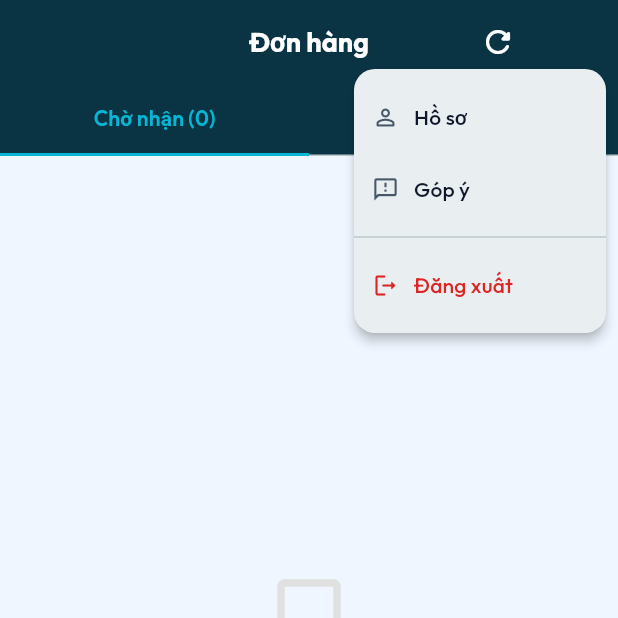
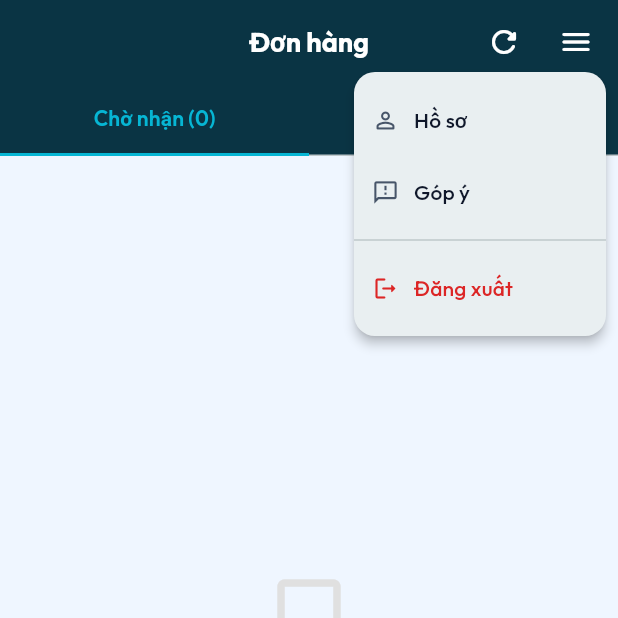
Before and after one commit to ikalabcas-netizen/adc-delivery-system, a Flutter app: the OrdersScreen screen opened by its route, after a tap on the "menu" icon, on a phone screen of 412 x 824 dp, the top half of it. Run offline on Flutter 3.47's test engine with Material 3 defaults, Android fonts, the phone set to English and light mode, and no system bars; our stand-ins replace flutter_riverpod, go_router, google_fonts, google_sign_in, image_picker, supabase_flutter; accounts and stored records are empty.

Commit message:
fix: hamburger menu icon was invisible (dark on dark AppBar), now white

```diff
--- a/apps/mobile_app/lib/features/shell/app_shell.dart
+++ b/apps/mobile_app/lib/features/shell/app_shell.dart
@@ -62,14 +62,7 @@ class HamburgerMenu extends StatelessWidget {
   @override
   Widget build(BuildContext context) {
     return PopupMenuButton<String>(
-      icon: Container(
-        width: 36, height: 36,
-        decoration: BoxDecoration(
-          color: const Color(0xFF0A3444).withValues(alpha: 0.08),
-          borderRadius: BorderRadius.circular(10),
-        ),
-        child: const Icon(Icons.menu_rounded, size: 20, color: Color(0xFF0A3444)),
-      ),
+      icon: const Icon(Icons.menu_rounded, color: Colors.white),
       shape: RoundedRectangleBorder(borderRadius: BorderRadius.circular(14)),
       offset: const Offset(0, 44),
       itemBuilder: (_) => [
```
